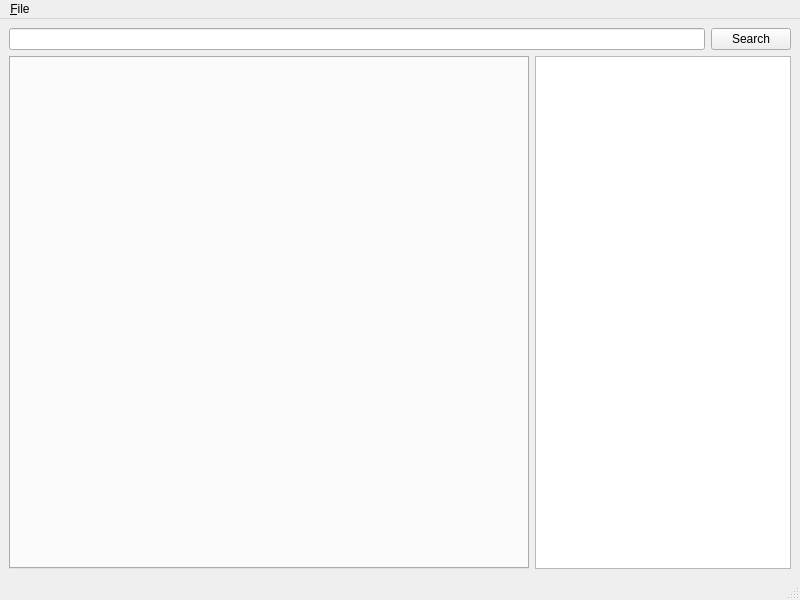
Above: MainWindow.ui from mpsido/PASParser before the change. Below: the same form after it.
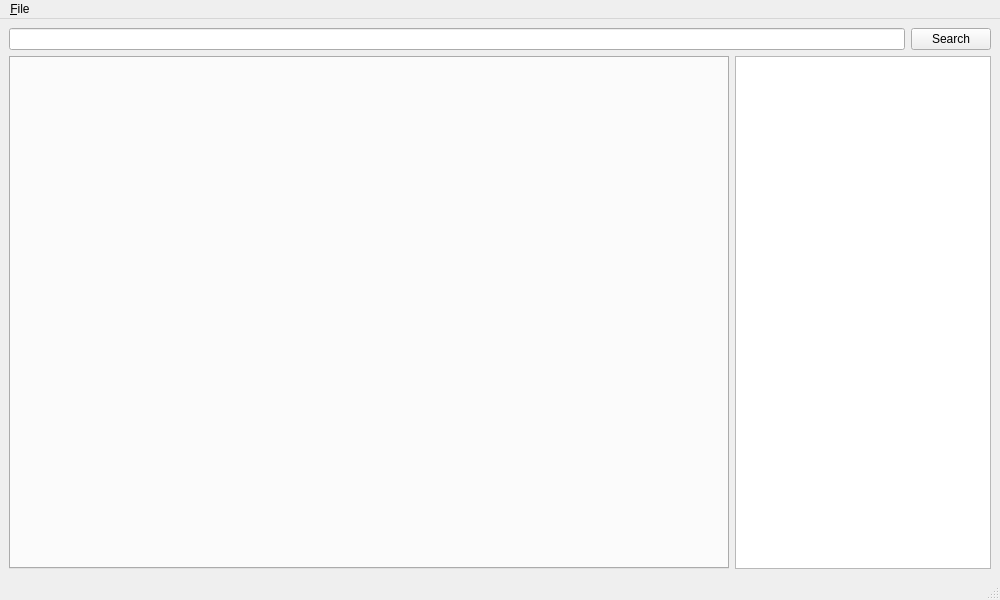
That is the form after the change.

Diff of the .ui file:
```diff
--- a/MainWindow.ui
+++ b/MainWindow.ui
@@ -6,7 +6,7 @@
    <rect>
     <x>0</x>
     <y>0</y>
-    <width>800</width>
+    <width>1000</width>
     <height>600</height>
    </rect>
   </property>
@@ -63,7 +63,7 @@
     <rect>
      <x>0</x>
      <y>0</y>
-     <width>800</width>
+     <width>1000</width>
      <height>26</height>
     </rect>
    </property>
```
